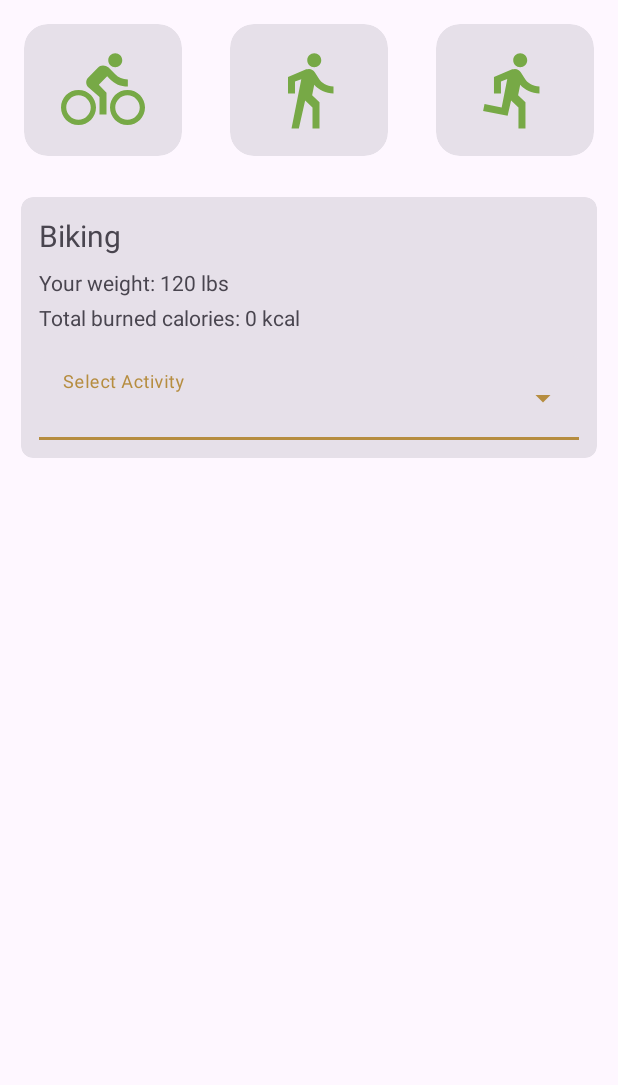
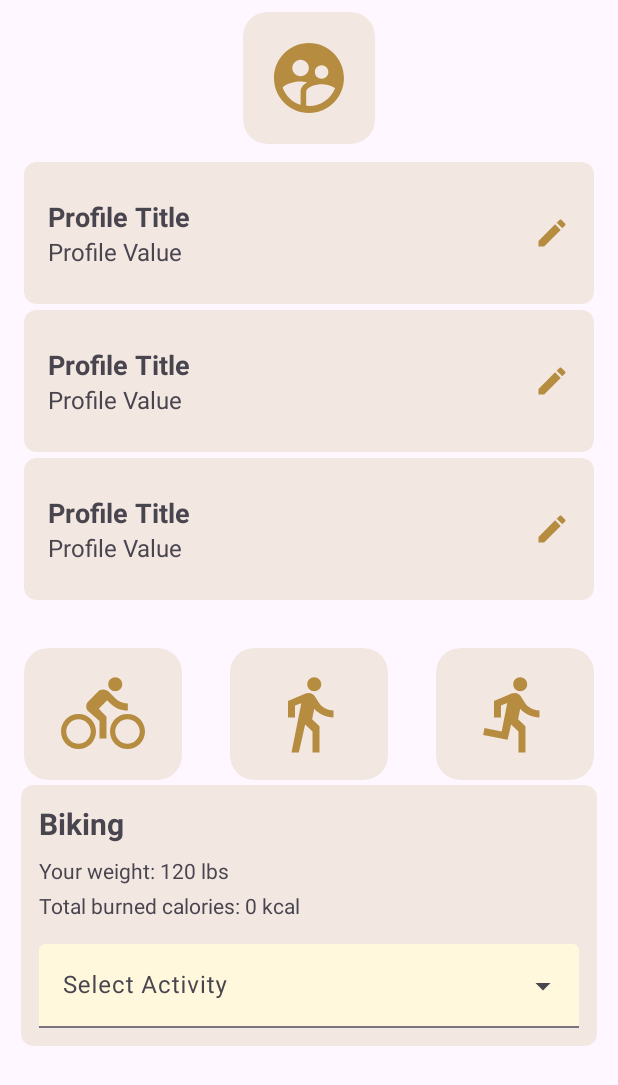
Before and after one commit to nutzbee/Collab-Tests, an Android app: the layout fragment_exercise.xml on its own in the app's theme, with its tools: preview values and no code run, on a phone screen of 412 x 824 dp. Shown: the top 1085 px of the screen. Run offline under Robolectric (Android 15) with nearby library versions, the light colour scheme and no system bars; network calls fail.

Commit message:
Update 1858-27-2023

```diff
--- a/app/src/main/java/foodrecommender/system/BmiFragment.java
+++ b/app/src/main/java/foodrecommender/system/BmiFragment.java
@@ -16,7 +16,6 @@ public class BmiFragment extends Fragment {
     private View view;
     private MaterialTextView resultTv, heightTv, weightTv;
     private NumberPicker heightPicker, weightPicker;
-    private Button calculateBt;
     private int height, weight;
 
     public BmiFragment() {
@@ -33,28 +32,41 @@ public class BmiFragment extends Fragment {
                              Bundle savedInstanceState) {
         // Inflate the layout for this fragment
         view = inflater.inflate(R.layout.fragment_bmi, container, false);
+
         resultTv = view.findViewById(R.id.bmi_result_textview);
         heightTv = view.findViewById(R.id.height_input_textview);
         weightTv = view.findViewById(R.id.weight_input_textview);
         heightPicker = view.findViewById(R.id.height_picker);
         weightPicker = view.findViewById(R.id.weight_picker);
-        calculateBt = view.findViewById(R.id.confirmBmiButton);
 
+        numberPicker();
+        calculateBMI();
+
+        return view;
+    }
+
+    private void numberPicker(){
         heightPicker.setMinValue(100);
         heightPicker.setMaxValue(250);
         heightPicker.setValue(130);
+
         weightPicker.setMinValue(20);
         weightPicker.setMaxValue(200);
         weightPicker.setValue(40);
 
-        calculateBt.setOnClickListener(new View.OnClickListener() {
+        heightPicker.setOnValueChangedListener(new NumberPicker.OnValueChangeListener() {
             @Override
-            public void onClick(View view) {
+            public void onValueChange(NumberPicker numberPicker, int i, int i1) {
                 calculateBMI();
             }
         });
 
-        return view;
+        weightPicker.setOnValueChangedListener(new NumberPicker.OnValueChangeListener() {
+            @Override
+            public void onValueChange(NumberPicker numberPicker, int i, int i1) {
+                calculateBMI();
+            }
+        });
     }
 
     private void calculateBMI(){
@@ -64,6 +76,6 @@ public class BmiFragment extends Fragment {
         double heightMeters = height / 100.0;
         double bmi = weight / (heightMeters * heightMeters);
 
-        resultTv.setText(String.format("Your BMI is %.2f", bmi));
+        resultTv.setText(String.format("BMI: %.2f", bmi));
     }
 }
--- a/app/src/main/java/foodrecommender/system/MainActivity.java
+++ b/app/src/main/java/foodrecommender/system/MainActivity.java
@@ -8,8 +8,6 @@ import android.widget.EditText;
 import android.widget.TextView;
 
 import androidx.appcompat.app.AppCompatActivity;
-import androidx.recyclerview.widget.LinearLayoutManager;
-import androidx.recyclerview.widget.RecyclerView;
 
 import com.android.volley.Request;
 import com.android.volley.toolbox.JsonObjectRequest;
@@ -35,10 +33,12 @@ public class MainActivity extends AppCompatActivity {
         nutrient_req = findViewById(R.id.nutrient_req);
 
         //detectDiabetes();
+        //tryStatic();
         recobtn.setOnClickListener(new View.OnClickListener() {
             @Override
             public void onClick(View view) {
                 //recommend();
+                //buttonTry();
                 Intent intent = new Intent(MainActivity.this, SignupActivity.class);
                 startActivity(intent);
 
@@ -47,6 +47,7 @@ public class MainActivity extends AppCompatActivity {
             }
         });
     }
+
     private void recommend(){
         String url = "http://192.168.0.41:5000/recommend";
         JSONObject data = new JSONObject();
--- /dev/null
+++ b/app/src/main/res/drawable/baseline_edit_24.xml
@@ -0,0 +1,5 @@
+<vector android:height="24dp" android:tint="#000000"
+    android:viewportHeight="24" android:viewportWidth="24"
+    android:width="24dp" xmlns:android="http://schemas.android.com/apk/res/android">
+    <path android:fillColor="@android:color/white" android:pathData="M3,17.25V21h3.75L17.81,9.94l-3.75,-3.75L3,17.25zM20.71,7.04c0.39,-0.39 0.39,-1.02 0,-1.41l-2.34,-2.34c-0.39,-0.39 -1.02,-0.39 -1.41,0l-1.83,1.83 3.75,3.75 1.83,-1.83z"/>
+</vector>
--- a/app/src/main/res/layout/fragment_bmi.xml
+++ b/app/src/main/res/layout/fragment_bmi.xml
@@ -68,16 +68,6 @@
                         android:layout_width="match_parent"
                         android:layout_height="wrap_content" />
 
-                    <!-- Sign-up button -->
-                    <Button
-                        android:id="@+id/confirmBmiButton"
-                        style="@style/RoundedButton"
-                        android:layout_width="match_parent"
-                        android:layout_height="wrap_content"
-                        android:layout_marginStart="24dp"
-                        android:layout_marginEnd="24dp"
-                        android:text="Confirm" />
-
                 </LinearLayout>
             </androidx.core.widget.NestedScrollView>
         </androidx.cardview.widget.CardView>
--- a/app/src/main/res/layout/fragment_exercise.xml
+++ b/app/src/main/res/layout/fragment_exercise.xml
@@ -6,15 +6,52 @@
     android:layout_height="match_parent"
     tools:context=".ExerciseFragment">
 
+    <androidx.core.widget.NestedScrollView
+        android:layout_width="match_parent"
+        android:layout_height="wrap_content">
+
         <RelativeLayout
             android:layout_width="match_parent"
             android:layout_height="match_parent">
+
+            <!-- Biking option -->
+            <com.google.android.material.card.MaterialCardView
+                android:id="@+id/profile_picture_card"
+                android:layout_width="wrap_content"
+                android:layout_height="wrap_content"
+                android:layout_centerHorizontal="true"
+                android:layout_margin="8dp"
+                android:clickable="true"
+                app:cardCornerRadius="16dp"
+                app:cardPreventCornerOverlap="false"
+                app:contentPadding="16dp">
+
+                <ImageView
+                    android:id="@+id/profile_picture"
+                    style="@style/ImageViewStyle"
+                    android:layout_width="56dp"
+                    android:layout_height="56dp"
+                    android:layout_gravity="center"
+                    android:src="@drawable/baseline_supervised_user_circle_24" />
+
+            </com.google.android.material.card.MaterialCardView>
+
+            <androidx.recyclerview.widget.RecyclerView
+                android:id="@+id/profile_recycler_view"
+                android:layout_width="match_parent"
+                android:layout_height="wrap_content"
+                android:layout_below="@id/profile_picture_card"
+                android:paddingBottom="16dp"
+                app:layoutManager="androidx.recyclerview.widget.LinearLayoutManager"
+                tools:itemCount="3"
+                tools:listitem="@layout/profile_item" />
 
             <!-- TODO: Update blank fragment layout -->
             <androidx.constraintlayout.widget.ConstraintLayout
                 android:id="@+id/exercise_constraint_layout"
                 android:layout_width="match_parent"
-            android:layout_height="wrap_content">
+                android:layout_height="wrap_content"
+                android:layout_below="@id/profile_recycler_view">
 
                 <!-- Biking option -->
                 <com.google.android.material.card.MaterialCardView
@@ -32,8 +69,8 @@
                     app:layout_constraintTop_toTopOf="parent">
 
                     <ImageView
+                        android:id="@+id/biking_icon"
                         style="@style/ImageViewStyle"
-                    android:id="@+id/biking_icon"
                         android:layout_width="56dp"
                         android:layout_height="56dp"
                         android:layout_gravity="center"
@@ -56,8 +93,8 @@
                     app:layout_constraintTop_toTopOf="parent">
 
                     <ImageView
+                        android:id="@+id/walking_icon"
                         style="@style/ImageViewStyle"
-                    android:id="@+id/walking_icon"
                         android:layout_width="56dp"
                         android:layout_height="56dp"
                         android:layout_gravity="center"
@@ -80,8 +117,8 @@
                     app:layout_constraintTop_toTopOf="parent">
 
                     <ImageView
+                        android:id="@+id/running_icon"
                         style="@style/ImageViewStyle"
-                    android:id="@+id/running_icon"
                         android:layout_width="56dp"
                         android:layout_height="56dp"
                         android:layout_gravity="center"
@@ -96,7 +133,6 @@
                 android:layout_height="wrap_content"
                 android:layout_below="@id/exercise_constraint_layout"
                 android:layout_marginStart="12dp"
-            android:layout_marginTop="24dp"
                 android:layout_marginEnd="12dp"
                 app:cardCornerRadius="8dp"
                 app:cardPreventCornerOverlap="false"
@@ -113,7 +149,8 @@
                         android:layout_width="wrap_content"
                         android:layout_height="wrap_content"
                         android:text="Biking"
-                    android:textSize="20sp" />
+                        android:textSize="20sp"
+                        android:textStyle="bold" />
 
                     <TextView
                         android:id="@+id/content_distance"
@@ -157,4 +194,6 @@
 
         </RelativeLayout>
 
+    </androidx.core.widget.NestedScrollView>
+
 </FrameLayout>
--- a/app/src/main/res/layout/fragment_summary.xml
+++ b/app/src/main/res/layout/fragment_summary.xml
@@ -121,8 +121,8 @@
                 <ImageView
                     style="@style/ImageViewStyle"
                     android:id="@+id/recommendations_card_icon"
-                    android:layout_width="24dp"
-                    android:layout_height="24dp"
+                    android:layout_width="32dp"
+                    android:layout_height="32dp"
                     android:src="@drawable/baseline_recommend_24"
                     app:layout_constraintBottom_toBottomOf="@id/recommendations_card_value"
                     app:layout_constraintEnd_toEndOf="parent"
--- /dev/null
+++ b/app/src/main/res/layout/profile_item.xml
@@ -0,0 +1,57 @@
+<?xml version="1.0" encoding="utf-8"?><!-- Search Card -->
+<com.google.android.material.card.MaterialCardView xmlns:android="http://schemas.android.com/apk/res/android"
+    xmlns:app="http://schemas.android.com/apk/res-auto"
+    xmlns:tools="http://schemas.android.com/tools"
+    android:id="@+id/search_material_cardview"
+    android:layout_width="match_parent"
+    android:layout_height="wrap_content"
+    android:layout_marginHorizontal="16dp"
+    android:layout_marginTop="4dp"
+    android:clickable="true"
+    android:focusable="true"
+    app:cardCornerRadius="8dp">
+
+    <androidx.constraintlayout.widget.ConstraintLayout
+        android:layout_width="match_parent"
+        android:layout_height="wrap_content"
+        android:paddingHorizontal="16dp"
+        android:paddingVertical="24dp">
+        <!-- Search Card Title -->
+        <TextView
+            style="@style/TextViewStyle"
+            android:id="@+id/profile_card_title"
+            android:layout_width="wrap_content"
+            android:layout_height="wrap_content"
+            android:textSize="18sp"
+            android:textStyle="bold"
+            app:layout_constraintBottom_toTopOf="@id/profile_card_value"
+            app:layout_constraintStart_toStartOf="parent"
+            app:layout_constraintTop_toTopOf="parent"
+            tools:text="Profile Title" />
+
+        <!-- Search Card Value -->
+        <TextView
+            style="@style/TextViewStyle"
+            android:id="@+id/profile_card_value"
+            android:layout_width="wrap_content"
+            android:layout_height="wrap_content"
+            android:textSize="16sp"
+            app:layout_constraintBottom_toBottomOf="parent"
+            app:layout_constraintStart_toStartOf="parent"
+            app:layout_constraintTop_toBottomOf="@id/profile_card_title"
+            tools:text="Profile Value" />
+
+        <!-- Search Card Icon -->
+        <ImageView
+            style="@style/ImageViewStyle"
+            android:id="@+id/profile_card_icon"
+            android:layout_width="24dp"
+            android:layout_height="24dp"
+            android:src="@drawable/baseline_edit_24"
+            app:layout_constraintBottom_toBottomOf="@id/profile_card_value"
+            app:layout_constraintEnd_toEndOf="parent"
+            app:layout_constraintTop_toTopOf="@id/profile_card_title" />
+
+    </androidx.constraintlayout.widget.ConstraintLayout>
+
+</com.google.android.material.card.MaterialCardView>
--- a/app/src/main/res/values-night/themes.xml
+++ b/app/src/main/res/values-night/themes.xml
@@ -33,6 +33,7 @@
     </style>
 
     <style name="TILDropdownStyle" parent="Widget.Material3.TextInputLayout.FilledBox.ExposedDropdownMenu">
+        <item name="boxBackgroundColor">@color/box_color_night</item>
     </style>
 
     <style name="AutoCompleteTextView" parent="Widget.Material3.AutoCompleteTextView.OutlinedBox">
@@ -43,6 +44,7 @@
 
     <style name="MaterialCardView.Dark" parent="Widget.Material3.CardView.Filled">
         <item name="cardPreventCornerOverlap">false</item>
+        <item name="cardBackgroundColor">@color/card_background_night</item>
     </style>
 
     <style name="CardView.Dark" parent="Widget.MaterialComponents.CardView">
--- a/app/src/main/res/values/colors.xml
+++ b/app/src/main/res/values/colors.xml
@@ -52,6 +52,14 @@
     <color name="status_bar_dark">#1AB68D40</color>
 
     <!-- Icon theme colors -->
-    <color name="icon_light">#77A946</color>
-    <color name="icon_dark">#4CAF50</color>
+    <color name="icon_light">#B68D40</color>
+    <color name="icon_dark">#DD9000</color>
+
+    <!-- Card background colors -->
+    <color name="card_background_light">#27B68D40</color>
+    <color name="card_background_night">#8E692C</color>
+
+    <!-- Boc background colors -->
+    <color name="box_color_light">#FFF8DC</color>
+    <color name="box_color_night">#91865A</color>
 </resources>
--- a/app/src/main/res/values/strings.xml
+++ b/app/src/main/res/values/strings.xml
@@ -1,5 +1,6 @@
 <resources>
     <string name="app_name">Diabeates</string>
+
     <string name="title_activity_signup">SignupActivity</string>
     <string name="prompt_email">Email</string>
     <string name="prompt_password">Password</string>
@@ -11,9 +12,10 @@
     <string name="login_failed">"Login failed"</string>
     <string name="logo_description">DiaBEATes</string>
     <string name="food_image">The contents here are the food images from the dataset</string>
+
     <string name="menu_home">Home</string>
-    <string name="menu_search">Search</string>
-    <string name="menu_profile">My Profile</string>
+    <string name="menu_search">Browse</string>
+    <string name="menu_profile">Profile</string>
     <string name="menu_settings">Settings</string>
     <!-- TODO: Remove or change this placeholder text -->
     <string name="hello_blank_fragment">Hello blank fragment</string>
--- a/app/src/main/res/values/themes.xml
+++ b/app/src/main/res/values/themes.xml
@@ -33,6 +33,7 @@
     </style>
 
     <style name="TILDropdownStyle" parent="Widget.Material3.TextInputLayout.FilledBox.ExposedDropdownMenu">
+        <item name="boxBackgroundColor">@color/box_color_light</item>
     </style>
 
     <style name="AutoCompleteTextView" parent="Widget.Material3.AutoCompleteTextView.OutlinedBox">
@@ -44,6 +45,7 @@
     <!-- Style for MaterialCardView in dark theme -->
     <style name="MaterialCardView.Light" parent="Widget.Material3.CardView.Filled">
         <item name="cardPreventCornerOverlap">false</item>
+        <item name="cardBackgroundColor">@color/card_background_light</item>
     </style>
 
     <style name="CardView.Light" parent="Widget.MaterialComponents.CardView">
```
Lines whose indentation alone changed are shown as unchanged.
